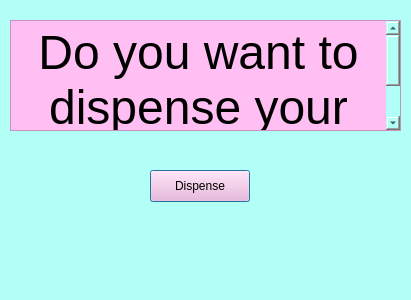
First picture: the form in Dispensepage.ui, repository ban2224/capstone_motor, before the edit.
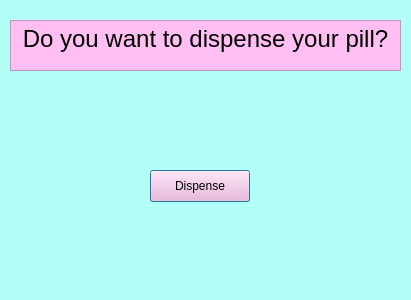
Second picture: the form after the edit.

The edit to the form file:
```diff
--- a/Dispensepage.ui
+++ b/Dispensepage.ui
@@ -40,9 +40,14 @@
      <x>10</x>
      <y>20</y>
      <width>391</width>
-     <height>111</height>
+     <height>51</height>
     </rect>
    </property>
+   <property name="font">
+    <font>
+     <pointsize>10</pointsize>
+    </font>
+   </property>
    <property name="styleSheet">
     <string notr="true">background-color: rgb(255, 191, 242);</string>
    </property>
@@ -50,8 +55,8 @@
     <string>&lt;!DOCTYPE HTML PUBLIC &quot;-//W3C//DTD HTML 4.0//EN&quot; &quot;http://www.w3.org/TR/REC-html40/strict.dtd&quot;&gt;
 &lt;html&gt;&lt;head&gt;&lt;meta name=&quot;qrichtext&quot; content=&quot;1&quot; /&gt;&lt;meta charset=&quot;utf-8&quot; /&gt;&lt;style type=&quot;text/css&quot;&gt;
 p, li { white-space: pre-wrap; }
-&lt;/style&gt;&lt;/head&gt;&lt;body style=&quot; font-family:'.AppleSystemUIFont'; font-size:13pt; font-weight:400; font-style:normal;&quot;&gt;
-&lt;p align=&quot;center&quot; style=&quot; margin-top:12px; margin-bottom:12px; margin-left:0px; margin-right:0px; -qt-block-indent:0; text-indent:0px;&quot;&gt;&lt;span style=&quot; font-size:36pt; color:#010000;&quot;&gt;Do you want to dispense your pill?&lt;/span&gt;&lt;/p&gt;&lt;/body&gt;&lt;/html&gt;</string>
+&lt;/style&gt;&lt;/head&gt;&lt;body style=&quot; font-family:'.AppleSystemUIFont'; font-size:10pt; font-weight:400; font-style:normal;&quot;&gt;
+&lt;p align=&quot;center&quot; style=&quot; margin-top:12px; margin-bottom:12px; margin-left:0px; margin-right:0px; -qt-block-indent:0; text-indent:0px;&quot;&gt;&lt;span style=&quot; font-size:18pt; color:#010000;&quot;&gt;Do you want to dispense your pill?&lt;/span&gt;&lt;/p&gt;&lt;/body&gt;&lt;/html&gt;</string>
    </property>
   </widget>
  </widget>
```
